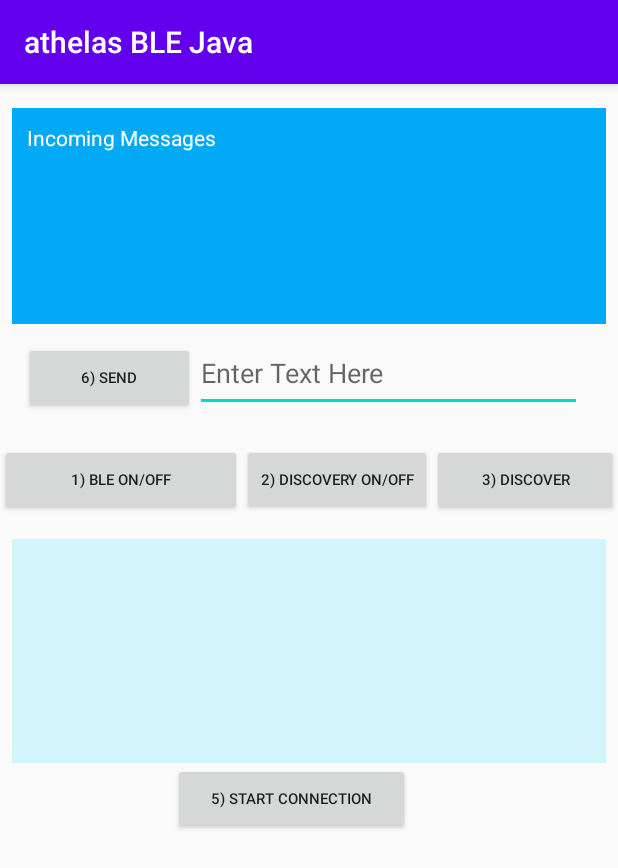
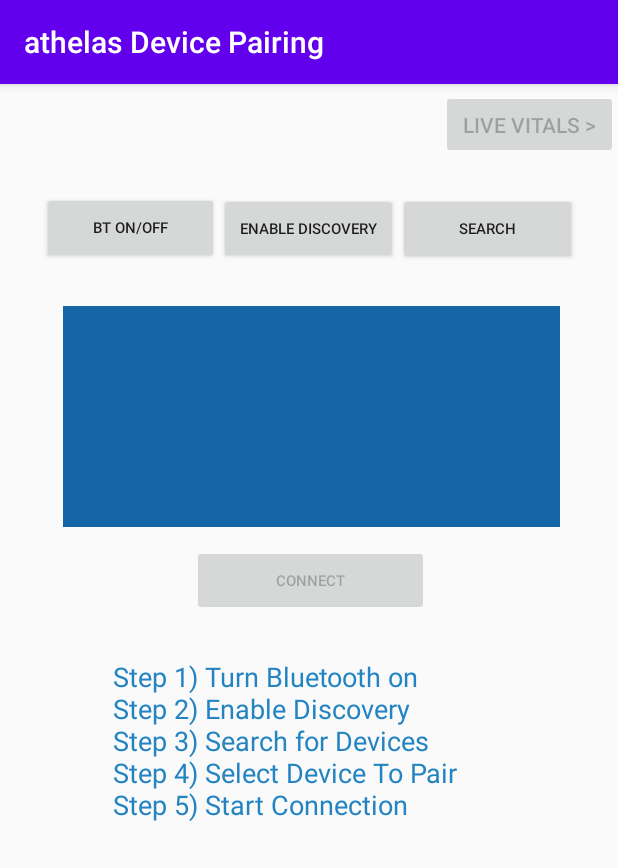
Before and after one commit to unbun/bluetoothapp-java, an Android app: the screen it shows after launch (MainActivity), on a phone screen of 412 x 824 dp. Shown: the top 868 px of the screen. Run offline under Robolectric (Android 15) with nearby library versions, the phone set to English and light mode, and no system bars.

Commit message:
three page navigation

```diff
--- a/app/src/main/java/athelas/javableapp/MainActivity.java
+++ b/app/src/main/java/athelas/javableapp/MainActivity.java
@@ -1,7 +1,7 @@
 package athelas.javableapp;
 
+import androidx.annotation.Nullable;
 import androidx.appcompat.app.AppCompatActivity;
-import androidx.localbroadcastmanager.content.LocalBroadcastManager;
 
 import android.os.Bundle;
 import android.Manifest;
@@ -17,17 +17,11 @@ import android.util.Log;
 import android.view.View;
 import android.widget.AdapterView;
 import android.widget.Button;
-import android.widget.EditText;
 import android.widget.ListView;
-import android.widget.TextView;
+import android.widget.Toast;
 
-import java.nio.charset.Charset;
 import java.util.ArrayList;
 import java.util.UUID;
-
-// https://www.youtube.com/watch?v=y8R2C86BIUc&list=PLgCYzUzKIBE8KHMzpp6JITZ2JxTgWqDH2
-// https://developer.android.com/reference/android/bluetooth/BluetoothDevice
-// https://developer.android.com/guide/topics/connectivity/bluetooth
 
 public class MainActivity extends AppCompatActivity implements AdapterView.OnItemClickListener {
     private static final String TAG = "MainActivity";
@@ -40,15 +34,11 @@ public class MainActivity extends AppCompatActivity implements AdapterView.OnIte
     BluetoothDevice mBTDevice;
 
     BluetoothAdapter mBtAdapter = BluetoothAdapter.getDefaultAdapter();
-    BluetoothConnectionService mBTConnection;
+    private static BluetoothConnectionService mBTConnection;
 
     Button btnToggleDiscoverable;
     Button btnStartConnection;
-    Button btnSend;
-    EditText etSend;
-    TextView tvIncomingMessages;
 
-    StringBuilder readMessages;
     public ArrayList<BluetoothDevice> mBTDevicesList;
     public DeviceListAdapter mDeviceListAdapter;
     ListView lvNewDevices;
@@ -157,49 +147,22 @@ public class MainActivity extends AppCompatActivity implements AdapterView.OnIte
         }
     };
 
-    private BroadcastReceiver mReadReciever = new BroadcastReceiver() {
-        @Override
-        public void onReceive(Context context, Intent intent) {
-            String text = intent.getStringExtra("data");
-
-            // asynchronized problems require some kind of "end of file" message
-            // to make sure the whole message gets through and is displayed properly
-            boolean completedMessage = false;
-            readMessages.append(text);
-            if(readMessages.toString().endsWith("EOF")){
-                readMessages.setLength(readMessages.length() - 3);
-                completedMessage = true;
-            }
-
-            tvIncomingMessages.setText(readMessages);
-
-            if(completedMessage) {
-                readMessages = new StringBuilder();
-            }
-
-
-        }
-    };
-
-
     @Override
     protected void onCreate(Bundle savedInstanceState) {
         super.onCreate(savedInstanceState);
         setContentView(R.layout.activity_main);
+        setTitle("athelas Device Pairing");
+
+        onCreateActSwitch();
         mBTDevicesList = new ArrayList<>();
-        readMessages = new StringBuilder();
 
         // UI Elements
         Button btnOnOff = (Button) findViewById(R.id.enableDisableBT);
         btnToggleDiscoverable = (Button) findViewById(R.id.enableDisableDiscoverable);
         lvNewDevices = (ListView) findViewById(R.id.lvNewDevices);
         btnStartConnection = (Button) findViewById(R.id.btnStartConnection);
-        btnSend = (Button) findViewById(R.id.btnSend);
-        etSend = (EditText) findViewById(R.id.editText);
-        tvIncomingMessages = (TextView) findViewById(R.id.incomingMessages);
+        btnStartConnection.setEnabled(false);
 
-        //Use local broadcast manager to recieve incoming messages
-        LocalBroadcastManager.getInstance(this).registerReceiver(mReadReciever, new IntentFilter("incomingMessage"));
 
         //Broadcastes when bond state changes (i.e. pairing)
         IntentFilter filter = new IntentFilter(BluetoothDevice.ACTION_BOND_STATE_CHANGED);
@@ -220,17 +183,6 @@ public class MainActivity extends AppCompatActivity implements AdapterView.OnIte
             @Override
             public void onClick(View view) {
                 startConnection();
-            }
-        });
-
-        // when you want to send text to the connection service
-        btnSend.setOnClickListener(new View.OnClickListener() {
-            @Override
-            public void onClick(View view) {
-                byte[] bytes = etSend.getText().toString().getBytes(Charset.defaultCharset());
-                mBTConnection.write(bytes);
-
-                etSend.setText("");
             }
         });
     }
@@ -254,6 +206,9 @@ public class MainActivity extends AppCompatActivity implements AdapterView.OnIte
     public void startBTConnection(BluetoothDevice device, UUID uuid) {
         Log.d(TAG, "startBTConnection: Initalizing RFCOM Bluetooth Connection.");
         mBTConnection.startClient(device, uuid);
+        Toast.makeText(getApplicationContext(),
+                "Connected to " + device.getName(), Toast.LENGTH_LONG).show();
+        toLiveDataBtn.setEnabled(true);
     }
 
     public void enableDisableBT() {
@@ -359,6 +314,45 @@ public class MainActivity extends AppCompatActivity implements AdapterView.OnIte
 
             mBTDevice = mBTDevicesList.get(i);
             mBTConnection = new BluetoothConnectionService(MainActivity.this);
+            Toast.makeText(getApplicationContext(),
+                    "Paired " + mBTDevice.getName() + ". Press \"Connect\" to continue", Toast.LENGTH_LONG).show();
+            btnStartConnection.setEnabled(true);
+
         }
     }
+
+    ///////////////////////////////////////////////////////////////
+    ///// Activity Switching //////////////////////////////////////
+    ///////////////////////////////////////////////////////////////
+
+    public Button toLiveDataBtn;
+
+    public void onCreateActSwitch() {
+        toLiveDataBtn = (Button) findViewById(R.id.btToVitalsBtn);
+        toLiveDataBtn.setEnabled(false);
+        toLiveDataBtn.setOnClickListener( new View.OnClickListener() {
+
+            @Override
+            public void onClick(View view) {
+                Intent loadNewAct = new Intent(MainActivity.this, LiveVitalsActivity.class);
+                startActivityForResult(loadNewAct, 1);
+            }
+        });
+    }
+
+    @Override
+    protected void onActivityResult(int requestCode, int resultCode, @Nullable Intent data) {
+        super.onActivityResult(requestCode, resultCode, data);
+        if(resultCode == RESULT_OK) {
+            // do anything from the LiveVitalActivity
+        } else if(resultCode == RESULT_CANCELED) {
+            Toast.makeText(getApplicationContext(), "Live Vital Reading Failed", Toast.LENGTH_LONG).show();
+            toLiveDataBtn.setEnabled(false);
+            btnStartConnection.setEnabled(false);
+        }
+    }
+
+    public static BluetoothConnectionService getBluetoothConnection(){
+        return mBTConnection;
+    }
 }
--- a/app/src/main/res/layout/activity_main.xml
+++ b/app/src/main/res/layout/activity_main.xml
@@ -7,55 +7,62 @@
     tools:context=".MainActivity"
     tools:ignore="SmallSp">
 
+
+    <Button
+        android:id="@+id/enableDisableDiscoverable"
+        android:layout_width="119dp"
+        android:layout_height="47dp"
+        android:onClick="enableDisableDiscoverability"
+        android:text="@string/toggle_discovery"
+        android:textSize="10sp"
+        app:layout_constraintBottom_toBottomOf="@+id/enableDisableBT"
+        app:layout_constraintEnd_toStartOf="@+id/btnFindUnpairedDevices"
+        app:layout_constraintHorizontal_bias="0.5"
+        app:layout_constraintStart_toEndOf="@+id/enableDisableBT"
+        app:layout_constraintTop_toTopOf="@+id/enableDisableBT"
+        app:layout_constraintVertical_bias="1.0" />
+
     <Button
         android:id="@+id/enableDisableBT"
-        android:layout_width="0dp"
+        android:layout_width="118dp"
         android:layout_height="wrap_content"
-        android:layout_marginTop="20dp"
+        android:layout_marginTop="72dp"
         android:text="@string/toggle_bt"
         android:textSize="10sp"
         app:layout_constraintEnd_toStartOf="@+id/enableDisableDiscoverable"
-        app:layout_constraintHorizontal_bias="0.0"
+        app:layout_constraintHorizontal_bias="0.5"
+        app:layout_constraintHorizontal_chainStyle="packed"
         app:layout_constraintStart_toStartOf="parent"
-        app:layout_constraintTop_toBottomOf="@+id/btnSend" />
-
-    <Button
-        android:id="@+id/enableDisableDiscoverable"
-        android:layout_width="0dp"
-        android:layout_height="47dp"
-        android:layout_marginEnd="124dp"
-        android:layout_marginRight="124dp"
-        android:onClick="enableDisableDiscoverability"
-        android:text="@string/toggle_discovery"
-        android:textSize="10sp"
-        app:layout_constraintBaseline_toBaselineOf="@+id/enableDisableBT"
-        app:layout_constraintEnd_toEndOf="parent" />
+        app:layout_constraintTop_toTopOf="parent" />
 
     <Button
         android:id="@+id/btnFindUnpairedDevices"
-        android:layout_width="0dp"
+        android:layout_width="119dp"
         android:layout_height="wrap_content"
         android:onClick="btDiscover"
         android:text="@string/discover"
         android:textSize="10sp"
-        app:layout_constraintBaseline_toBaselineOf="@+id/enableDisableDiscoverable"
+        app:layout_constraintBottom_toBottomOf="@+id/enableDisableDiscoverable"
         app:layout_constraintEnd_toEndOf="parent"
-        app:layout_constraintStart_toEndOf="@+id/enableDisableDiscoverable" />
+        app:layout_constraintHorizontal_bias="0.5"
+        app:layout_constraintStart_toEndOf="@+id/enableDisableDiscoverable"
+        app:layout_constraintTop_toTopOf="@+id/enableDisableDiscoverable"
+        app:layout_constraintVertical_bias="0.0" />
 
     <ListView
         android:id="@+id/lvNewDevices"
-        android:layout_width="0dp"
-        android:layout_height="149dp"
+        android:layout_width="331dp"
+        android:layout_height="147dp"
         android:layout_below="@id/btnFindUnpairedDevices"
         android:layout_marginStart="8dp"
         android:layout_marginLeft="8dp"
-        android:layout_marginTop="16dp"
+        android:layout_marginTop="28dp"
         android:layout_marginEnd="8dp"
         android:layout_marginRight="8dp"
-        android:background="#D1F5FA"
-        app:layout_constraintEnd_toEndOf="parent"
-        app:layout_constraintHorizontal_bias="0.0"
-        app:layout_constraintStart_toStartOf="parent"
+        android:background="#1566A6"
+        app:layout_constraintEnd_toEndOf="@+id/enableDisableDiscoverable"
+        app:layout_constraintHorizontal_bias="0.491"
+        app:layout_constraintStart_toStartOf="@+id/enableDisableDiscoverable"
         app:layout_constraintTop_toBottomOf="@+id/enableDisableDiscoverable" />
 
     <Button
@@ -63,65 +70,38 @@
         android:layout_width="158dp"
         android:layout_height="47dp"
         android:layout_below="@+id/btnFindUnpairedDevices"
+        android:layout_marginTop="12dp"
         android:text="@string/start_connection"
         android:textSize="10sp"
-        app:layout_constraintEnd_toEndOf="parent"
-        app:layout_constraintHorizontal_bias="0.455"
-        app:layout_constraintStart_toStartOf="parent"
+        app:layout_constraintEnd_toEndOf="@+id/lvNewDevices"
+        app:layout_constraintHorizontal_bias="0.497"
+        app:layout_constraintStart_toStartOf="@+id/lvNewDevices"
         app:layout_constraintTop_toBottomOf="@+id/lvNewDevices" />
 
     <Button
-        android:id="@+id/btnSend"
-        android:layout_width="0dp"
-        android:layout_height="wrap_content"
-        android:layout_below="@+id/lvNewDevices"
-        android:layout_marginStart="16dp"
-        android:layout_marginLeft="16dp"
-        android:layout_marginTop="12dp"
-        android:layout_toEndOf="@+id/editText"
-        android:layout_toRightOf="@+id/editText"
-        android:text="@string/send"
-        android:textSize="10sp"
-        app:layout_constraintEnd_toStartOf="@+id/editText"
-        app:layout_constraintHorizontal_bias="0.0"
-        app:layout_constraintStart_toStartOf="parent"
-        app:layout_constraintTop_toBottomOf="@+id/incomingMessages" />
-
-    <EditText
-        android:id="@+id/editText"
-        android:layout_width="258dp"
-        android:layout_height="51dp"
-        android:layout_below="@+id/lvNewDevices"
-        android:layout_alignParentStart="true"
-        android:layout_marginEnd="24dp"
-        android:layout_marginRight="24dp"
-        android:autofillHints=""
-        android:hint="@string/enter_text_here"
-        android:inputType="date|textUri|textShortMessage|textLongMessage|textAutoCorrect|numberSigned|textVisiblePassword|textWebEditText|textMultiLine|textNoSuggestions|textFilter|number|datetime|textWebEmailAddress|textPersonName|text|textPhonetic|textCapSentences|textPassword|textAutoComplete|textImeMultiLine|textPostalAddress|numberDecimal|textEmailAddress|numberPassword|textCapWords|phone|textEmailSubject|textCapCharacters|time|textWebPassword"
-        app:layout_constraintBaseline_toBaselineOf="@+id/btnSend"
+        android:id="@+id/btToVitalsBtn"
+        android:layout_width="118dp"
+        android:layout_height="46dp"
+        android:layout_marginTop="4dp"
+        android:adjustViewBounds="false"
+        android:text="@string/live_vitals_cont"
         app:layout_constraintEnd_toEndOf="parent"
-        android:layout_alignParentLeft="true" />
+        app:layout_constraintTop_toTopOf="parent" />
 
     <TextView
-        android:id="@+id/incomingMessages"
-        android:layout_width="0dp"
-        android:layout_height="144dp"
-        android:layout_marginStart="8dp"
-        android:layout_marginLeft="8dp"
-        android:layout_marginTop="16dp"
-        android:layout_marginEnd="8dp"
-        android:layout_marginRight="8dp"
-        android:background="#03A9F4"
-        android:paddingTop="10dp"
-        android:paddingLeft="10dp"
-        android:paddingBottom="10dp"
-        android:paddingRight="10dp"
-        android:text="@string/incoming_messages"
-        android:textColor="#FFFFFF"
+        android:id="@+id/connectionInstructions"
+        android:layout_width="262dp"
+        android:layout_height="111dp"
+        android:layout_marginTop="28dp"
+        android:ems="10"
+        android:gravity="start|top"
+        android:text="@string/connection_instructions"
+        android:textAllCaps="false"
+        android:textColor="#2484C2"
+        android:textSize="18sp"
         app:layout_constraintEnd_toEndOf="parent"
-        app:layout_constraintHorizontal_bias="0.0"
         app:layout_constraintStart_toStartOf="parent"
-        app:layout_constraintTop_toTopOf="parent" />
+        app:layout_constraintTop_toBottomOf="@+id/btnStartConnection" />
 
 
 </androidx.constraintlayout.widget.ConstraintLayout>
--- a/app/src/main/res/values/strings.xml
+++ b/app/src/main/res/values/strings.xml
@@ -1,14 +1,18 @@
 <resources>
     <string name="app_name">athelas BLE Java</string>
-    <string name="bluetooth_off">Bluetooth OFF</string>
-    <string name="bluetooth_on">Bluetooth ON</string>
-    <string name="toggle_bt">1) BLE On/OFF</string>
-    <string name="toggle_discovery">2) Discovery On/Off</string>
-    <string name="discover">3) Discover</string>
-    <string name="start_connection">5) Start Connection</string>
-    <string name="enter_text_here">Enter Text Here</string>
-    <string name="send">6) SEND</string>
-    <string name="incoming_messages">Incoming Messages</string>
+    <string name="toggle_bt">BT On/OFF</string>
+    <string name="toggle_discovery">Enable Discovery</string>
+    <string name="discover">Search</string>
+    <string name="start_connection">Connect</string>
+    <string name="outgoing_data">Enter Data Here</string>
+    <string name="send">Send</string>
+    <string name="incoming_data">Incoming Data</string>
+    <string name="live_vitals_cont"><![CDATA[Live Vitals >]]></string>
+    <string name="live_vitals_back"><![CDATA[< Live Vitals]]></string>
+    <string name="connect"><![CDATA[< Connect]]></string>
+    <string name="connection_instructions">Step 1) Turn Bluetooth on\nStep 2) Enable Discovery\nStep 3) Search for Devices\nStep 4) Select Device To Pair\nStep 5) Start Connection</string>
+    <string name="robot"><![CDATA[Robot >]]></string>
+    <string name="robot_control_page">Robot Control Page</string>
 
     <string-array name="devices">
         <item>None (retract arm)</item>
```
Also changed, not shown: app/src/main/AndroidManifest.xml (+6 -2 lines), app/src/main/java/athelas/javableapp/LiveVitalsActivity.java (added, +121 -0 lines), app/src/main/java/athelas/javableapp/RobotControlActivity.java (added, +42 -0 lines), app/src/main/res/layout/activity_live_vitals.xml (added, +72 -0 lines), app/src/main/res/layout/activity_robot_control.xml (added, +27 -0 lines), app/src/main/res/layout/device_adapter_view.xml (+11 -4 lines).
